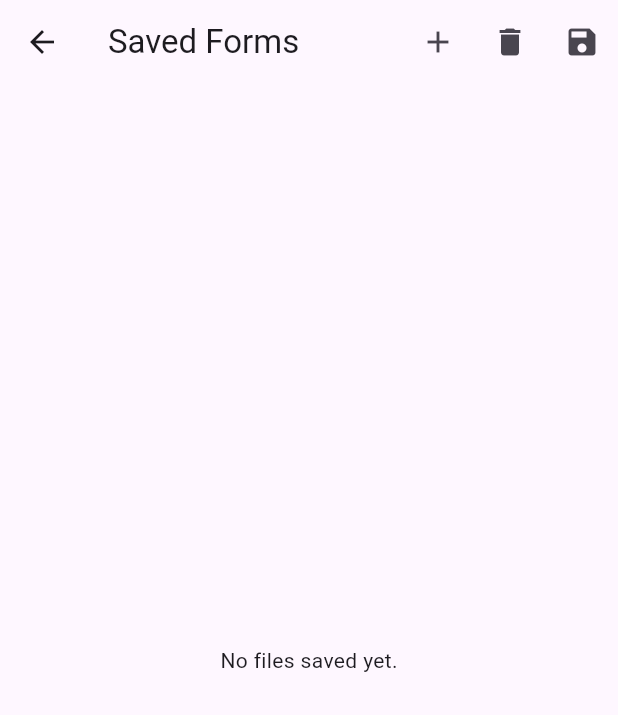
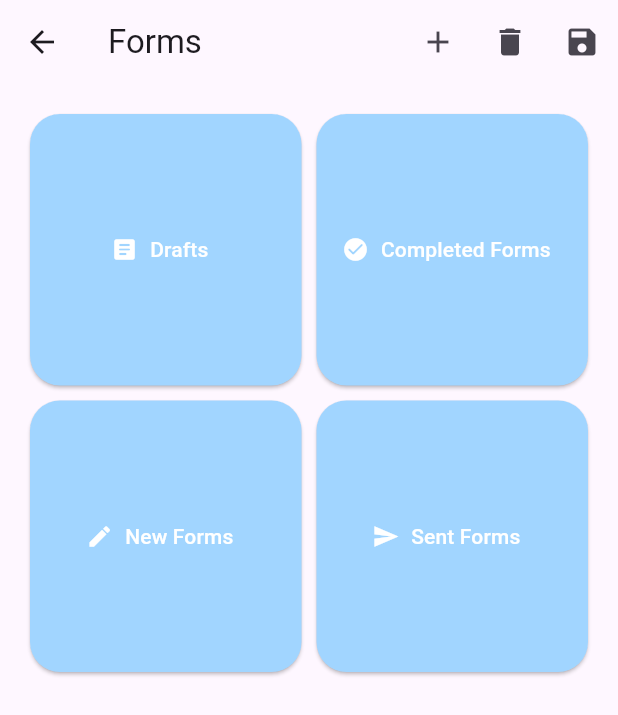
Before and after one commit to ariel-fu/CSE482, a Flutter app: the screen it shows after launch, after a tap on "Files", on a phone screen of 412 x 824 dp. Shown: the top 715 px of the screen. Run offline on Flutter 3.47's test engine with Material 3 defaults, Android fonts, the phone set to English and light mode, and no system bars; our stand-ins replace file_picker, shared_preferences; missing offline and left inert: excel, survey_kit.

Commit message:
changed the savedscreen and excelFile

```diff
--- a/odk_remake/lib/models/excel_file.dart
+++ b/odk_remake/lib/models/excel_file.dart
@@ -7,10 +7,12 @@ import 'package:shared_preferences/shared_preferences.dart';
 class ExcelFile {
   final String name;
   final String path;
+  String status; // Updated property
 
   ExcelFile({
     required this.name,
     required this.path,
+    required this.status,
   });
 }
 
@@ -21,7 +23,8 @@ Future<List<ExcelFile>> loadSavedFiles() async {
   List<ExcelFile> files = [];
   for (var fileName in savedFileNames) {
     Directory directory = await getApplicationDocumentsDirectory();
-    files.add(ExcelFile(name: fileName, path: '${directory.path}/$fileName'));
+    String? status = prefs.getString(fileName); // Load status from SharedPreferences
+    files.add(ExcelFile(name: fileName, path: '${directory.path}/$fileName', status: status ?? 'draft')); // Default to 'draft' if status is null
   }
   return files;
 }
@@ -52,6 +55,9 @@ Future<void> addExcelFile() async {
         List<String> savedFileNames = prefs.getStringList('savedFileNames') ?? [];
         savedFileNames.add(fileName);
         await prefs.setStringList('savedFileNames', savedFileNames);
+
+        // Set default status to 'draft' when adding a new file
+        await prefs.setString(fileName, 'new');
       } catch (e) {
         print('Error saving file: $e');
       }
@@ -93,3 +99,23 @@ Future<void> saveSavedFiles(List<ExcelFile> savedFiles) async {
   await prefs.setStringList('savedFileNames', savedFileNames);
   // No need to copy files, we are storing their names only
 }
+
+Future<void> markCompletedExcelFile(ExcelFile file) async {
+  final SharedPreferences prefs = await SharedPreferences.getInstance();
+  await prefs.setString(file.status, 'completed');
+}
+
+Future<void> markDraftExcelFile(ExcelFile file) async {
+  final SharedPreferences prefs = await SharedPreferences.getInstance();
+  await prefs.setString(file.status, 'draft');
+}
+
+Future<void> markNewExcelFile(ExcelFile file) async {
+  final SharedPreferences prefs = await SharedPreferences.getInstance();
+  await prefs.setString(file.status, 'new');
+}
+
+Future<void> markSentExcelFile(ExcelFile file) async {
+  final SharedPreferences prefs = await SharedPreferences.getInstance();
+  await prefs.setString(file.status, 'sent');
+}
--- a/odk_remake/lib/screens/SavedExcelScreen.dart
+++ b/odk_remake/lib/screens/SavedExcelScreen.dart
@@ -18,6 +18,31 @@ class _SavedExcelScreenState extends State<SavedExcelScreen> {
     _loadSavedFiles();
     super.initState();
   }
+
+  void _markDraftExcel(ExcelFile file) {
+    setState(() {
+      file.status = 'draft';
+    });
+  }
+
+  void _markCompletedExcelFile(ExcelFile file) {
+    setState(() {
+      file.status = 'completed';
+    });
+  }
+
+  void _markNewExcelFile(ExcelFile file) {
+    setState(() {
+      file.status = 'new';
+    });
+  }
+
+  void _markSentExcelFile(ExcelFile file) {
+    setState(() {
+      file.status = 'sent';
+    });
+  }
+
 
   void _loadSavedFiles() async {
     _savedFiles = await loadSavedFiles(); // Load saved files from data file
@@ -132,7 +157,7 @@ class _SavedExcelScreenState extends State<SavedExcelScreen> {
   Widget build(BuildContext context) {
     return Scaffold(
       appBar: AppBar(
-        title: Text('Saved Forms'),
+        title: Text('Forms'),
         actions: [
           // Replace IconButton with PopupMenuButton
           PopupMenuButton<String>(
@@ -161,22 +186,89 @@ class _SavedExcelScreenState extends State<SavedExcelScreen> {
           ),
         ],
       ),
-      body: _savedFiles.isEmpty
-          ? Center(
-              child: Text('No files saved yet.'),
+      body:
+        Padding(
+          padding: EdgeInsets.all(20.0), // Add padding from the walls of the screen
+          child: GridView.count(
+            crossAxisCount: 2, // Display 2 buttons in each row
+            mainAxisSpacing: 10.0, // Add vertical spacing between buttons
+            crossAxisSpacing: 10.0, // Add horizontal spacing between buttons
+            children: List.generate(4, (index) {
+              IconData iconData = Icons.article_rounded;
+              String buttonText = '';
+              Color iconColor = Colors.white;
+              if (index == 0) {
+                iconData = Icons.article_rounded;
+                buttonText = 'Drafts';
+              } else if (index == 1) {
+                iconData = Icons.check_circle_rounded;
+                buttonText = 'Completed Forms';
+              } else if (index == 2) {
+                iconData = Icons.edit;
+                buttonText = 'New Forms';
+              } else if (index == 3) {
+                iconData = Icons.send;
+                buttonText = 'Sent Forms';
+              }
+              return ElevatedButton.icon(
+                onPressed: () {
+                  if (index == 0) {
+                    Navigator.push(context,
+                      MaterialPageRoute(builder: (context) => ListButtons(type: 'Drafts', savedFiles: _savedFiles, toggleSelected: _toggleSelected, selectedFiles: _selectedFiles)));
+                  } else if (index == 1) {
+                    Navigator.push(context,
+                      MaterialPageRoute(builder: (context) => ListButtons(type: 'Completed Forms', savedFiles: _savedFiles, toggleSelected: _toggleSelected, selectedFiles: _selectedFiles)));
+                  } else if (index == 2) {
+                    Navigator.push(context,
+                      MaterialPageRoute(builder: (context) => ListButtons(type: 'New Forms', savedFiles: _savedFiles, toggleSelected: _toggleSelected, selectedFiles: _selectedFiles)));
+                  } else if (index == 3) {
+                    Navigator.push(context,
+                      MaterialPageRoute(builder: (context) => ListButtons(type: 'Sent Forms', savedFiles: _savedFiles, toggleSelected: _toggleSelected, selectedFiles: _selectedFiles)));
+                  }
+                },
+                icon: Icon(iconData, color: iconColor,), // Add icon here
+                label: Text(buttonText, style: TextStyle(color: Colors.white)), // Set text color to white
+                style: ElevatedButton.styleFrom(
+                  backgroundColor: const Color.fromARGB(255, 161, 213, 255),
+                  shape: RoundedRectangleBorder(
+                    borderRadius: BorderRadius.circular(20.0),
+                  ),
+                ),
+              );
+            }),
+          ),
       )
-          : ListView.builder(
-              itemCount: _savedFiles.length,
+    );
+  }
+}
+
+class ListButtons extends StatelessWidget {
+  final String type;
+  final List<ExcelFile> savedFiles;
+  final Function(ExcelFile) toggleSelected;
+  final List<ExcelFile> selectedFiles;
+
+  ListButtons({required this.type, required this.savedFiles, required this.toggleSelected, required this.selectedFiles});
+  @override
+  Widget build(BuildContext context) {
+    return Scaffold(
+      appBar: AppBar(
+        title: Text(type),
+      ),
+    body: ListView.builder(
+      itemCount: savedFiles.length,
       itemBuilder: (context, index) {
-                ExcelFile file = _savedFiles[index];
+        ExcelFile file = savedFiles[index];
         return CheckboxListTile(
           title: Text(file.name),
-                  value: _selectedFiles.contains(file),
-                  onChanged: (_) => _toggleSelected(file),
+          value: selectedFiles.contains(file),
+          onChanged: (_) => toggleSelected(file),
         );
-              },
+      }
+
     ),
     );
+
   }
 }
 
```
Also changed, not shown: odk_remake/pubspec.lock, 10 other files. Lines whose indentation alone changed are shown as unchanged.
